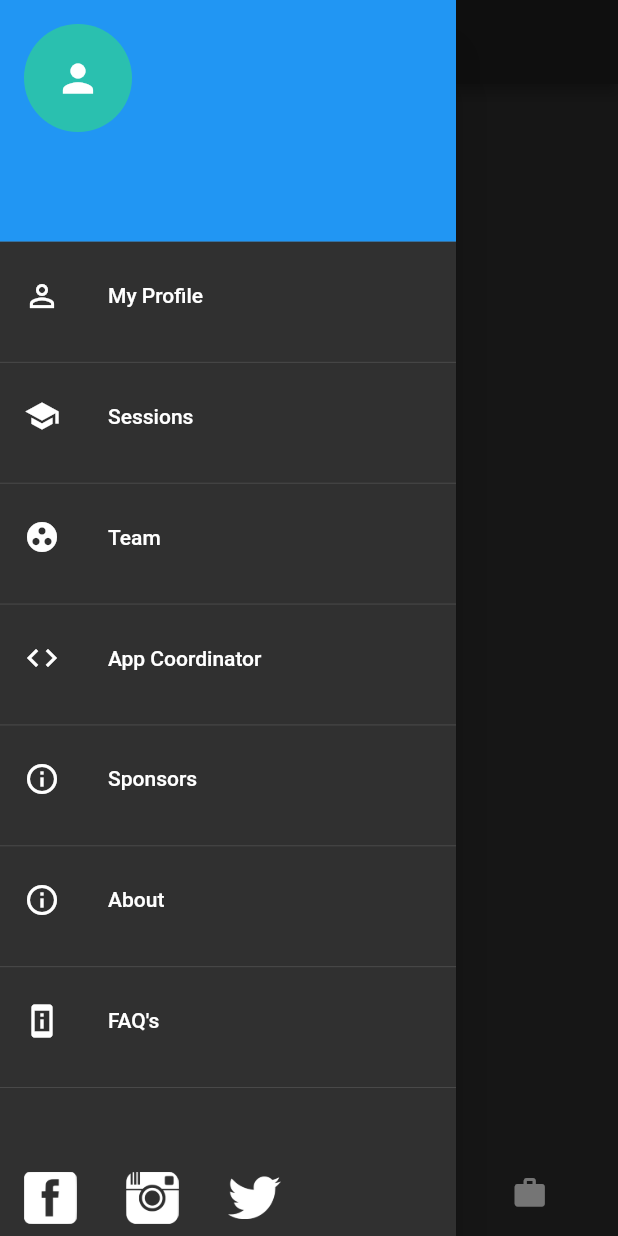
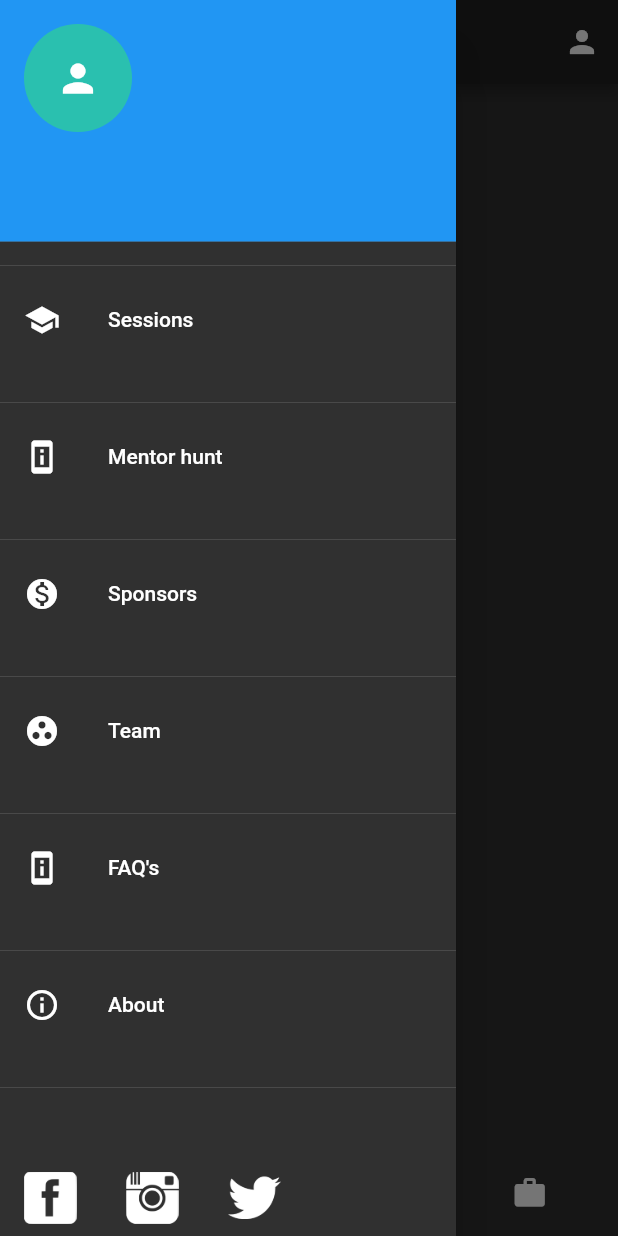
Before and after one commit to DhruvSingla007/acm-css-student-panel-deadline, a Flutter app: the TabScreen screen opened by its route, with the side drawer open, on a phone screen of 412 x 824 dp. Run offline on Flutter 3.47's test engine with Material 2 defaults, Android fonts, the phone set to English and light mode, and no system bars; our stand-ins replace cached_network_image, carousel_pro, cloud_firestore, connectivity, firebase_auth, flutter_swiper and 4 more; missing offline and left inert: barcode_scan, get_ip; accounts and stored records are empty.

Commit message:
drawer refactor

```diff
--- a/lib/Widgets/drawer.dart
+++ b/lib/Widgets/drawer.dart
@@ -1,4 +1,5 @@
 import 'package:acmcssdeadline/pages/faq/faq_page.dart';
+import 'package:acmcssdeadline/pages/mentor/become_mentor_page.dart';
 import 'package:acmcssdeadline/pages/sessions/sessions_page.dart';
 import 'package:acmcssdeadline/pages/sponsors_page.dart';
 import 'package:acmcssdeadline/pages/team_members/members_page.dart';
@@ -98,12 +99,12 @@ class _HomePageDrawerState extends State<HomePageDrawer> {
             accountEmail: Text(emailId),
             accountName: Text(studentName),
           ),
-          _buildDrawerListTile(
-            title: 'My Profile',
-            icon: Icons.person_outline,
-            function: () => Navigator.push(context,
-                MaterialPageRoute(builder: (context) => MyProfilePage())),
-          ),
+//          _buildDrawerListTile(
+//            title: 'My Profile',
+//            icon: Icons.person_outline,
+//            function: () => Navigator.push(context,
+//                MaterialPageRoute(builder: (context) => MyProfilePage())),
+//          ),
           /*        Divider(),
           _buildDrawerListTile(
             title: 'Past Events',
@@ -118,6 +119,23 @@ class _HomePageDrawerState extends State<HomePageDrawer> {
             function: () => Navigator.push(context,
                 MaterialPageRoute(builder: (context) => SessionsPage())),
           ),
+
+          Divider(),
+
+          _buildDrawerListTile(
+            title: "Mentor hunt",
+            icon: Icons.perm_device_information,
+            function: () => Navigator.pushNamed(context, BecomeMentor.routeName),
+          ),
+
+          Divider(),
+          _buildDrawerListTile(
+            title: 'Sponsors',
+            icon: Icons.monetization_on,
+            function: () =>
+                Navigator.pushNamed(context, SponsorsPage.routeName),
+          ),
+
           Divider(),
           _buildDrawerListTile(
             title: 'Team',
@@ -125,32 +143,26 @@ class _HomePageDrawerState extends State<HomePageDrawer> {
             function: () =>
                 Navigator.pushNamed(context, TeamMembersPage.routeName),
           ),
-          Divider(),
-          _buildDrawerListTile(
-            title: 'App Coordinator',
-            icon: Icons.code,
-            function: () => Navigator.push(context,
-                MaterialPageRoute(builder: (context) => AppCoordinatorsPage())),
-          ),
-          Divider(),
-          _buildDrawerListTile(
-            title: 'Sponsors',
-            icon: Icons.info_outline,
-            function: () =>
-                Navigator.pushNamed(context, SponsorsPage.routeName),
-          ),
-          Divider(),
-          _buildDrawerListTile(
-            title: 'About',
-            icon: Icons.info_outline,
-            function: () => Navigator.pushNamed(context, AboutPage.routeName),
-          ),
+//          Divider(),
+//          _buildDrawerListTile(
+//            title: 'App Coordinator',
+//            icon: Icons.code,
+//            function: () => Navigator.push(context,
+//                MaterialPageRoute(builder: (context) => AppCoordinatorsPage())),
+//          ),
           Divider(),
 
           _buildDrawerListTile(
             title: "FAQ's",
             icon: Icons.perm_device_information,
             function: () => Navigator.pushNamed(context, ChatScreen.routeName),
+          ),
+
+          Divider(),
+          _buildDrawerListTile(
+            title: 'About',
+            icon: Icons.info_outline,
+            function: () => Navigator.pushNamed(context, AboutPage.routeName),
           ),
           Divider(),
           SizedBox(
--- a/lib/main.dart
+++ b/lib/main.dart
@@ -3,6 +3,8 @@ import 'package:acmcssdeadline/pages/app_coordinators/app_coordinators_page.dart
 import 'package:acmcssdeadline/pages/events_page.dart';
 import 'package:acmcssdeadline/pages/faq/faq_page.dart';
 import 'package:acmcssdeadline/pages/login_page.dart';
+import 'package:acmcssdeadline/pages/mentor/become_mentor_page.dart';
+import 'package:acmcssdeadline/pages/my_profile_page.dart';
 import 'package:acmcssdeadline/pages/news/news_page.dart';
 import 'package:acmcssdeadline/pages/sessions/sessions_page.dart';
 import 'package:acmcssdeadline/pages/sponsors_page.dart';
@@ -35,6 +37,8 @@ class MyApp extends StatelessWidget {
         NewsPage.routeName: (context) => NewsPage(),
         AppCoordinatorsPage.routeName: (context) => AppCoordinatorsPage(),
         ChatScreen.routeName: (context) => ChatScreen(),
+        BecomeMentor.routeName: (context) => BecomeMentor(),
+        MyProfilePage.routeName: (context) => MyProfilePage(),
       },
     );
   }
--- a/lib/pages/my_profile_page.dart
+++ b/lib/pages/my_profile_page.dart
@@ -11,6 +11,8 @@ import 'package:shared_preferences/shared_preferences.dart';
 import 'login_page.dart';
 
 class MyProfilePage extends StatefulWidget {
+
+  static const String routeName = '/my-profile-page';
   @override
   _MyProfilePageState createState() => _MyProfilePageState();
 }
--- a/lib/tab_Screens/tabs_screen.dart
+++ b/lib/tab_Screens/tabs_screen.dart
@@ -1,6 +1,7 @@
 import 'package:acmcssdeadline/Widgets/drawer.dart';
 import 'package:acmcssdeadline/constants.dart';
 import 'package:acmcssdeadline/pages/events_page.dart';
+import 'package:acmcssdeadline/pages/my_profile_page.dart';
 import 'package:acmcssdeadline/pages/news/news_page.dart';
 import 'package:acmcssdeadline/pages/workshops/workshops_page.dart';
 import 'package:flutter/material.dart';
@@ -42,6 +43,14 @@ class _TabScreenState extends State<TabScreen> {
       appBar: AppBar(
         centerTitle: true,
         title: Text(_pages[_selectedPageIndex]['appBarTitle']),
+        actions: <Widget>[
+          IconButton(
+            onPressed: (){
+              Navigator.pushNamed(context, MyProfilePage.routeName);
+            },
+            icon: Icon(Icons.person),
+          ),
+        ],
       ),
       drawer: HomePageDrawer(),
       bottomNavigationBar: BottomNavigationBar(
```
Also changed, not shown: lib/Widgets/textFormFields.dart (added, +38 -0 lines), lib/pages/login_page.dart (+10 -34 lines), lib/pages/mentor/become_mentor_page.dart (added, +77 -0 lines), lib/pages/team_members/members_page.dart (+7 -0 lines).
